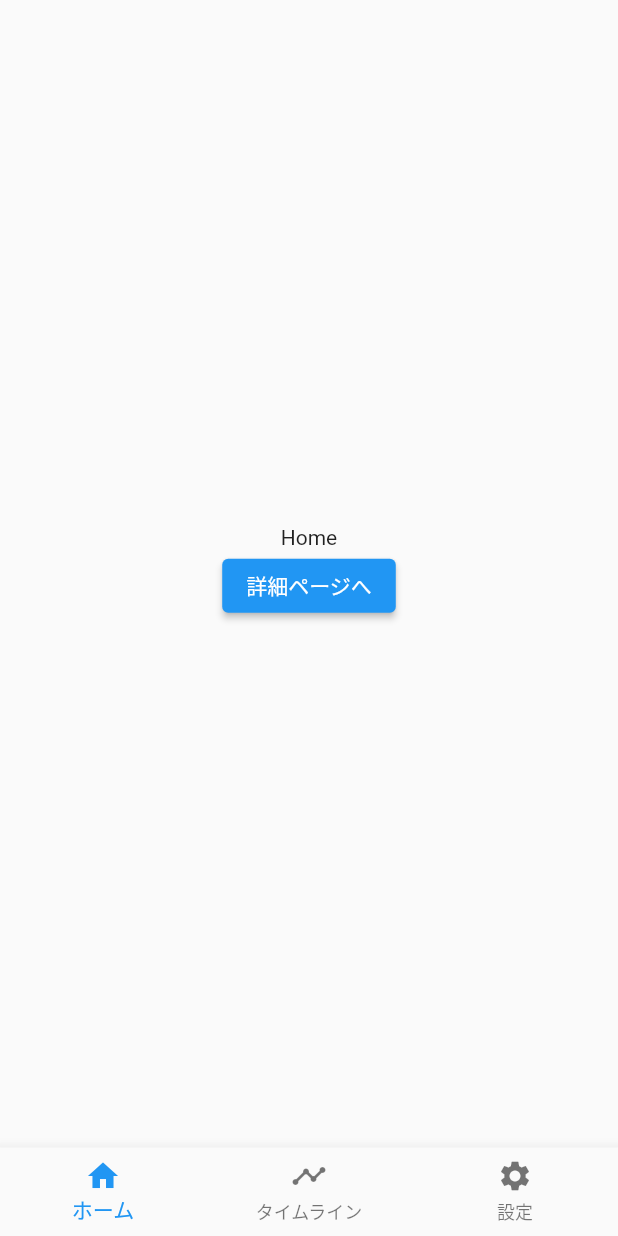
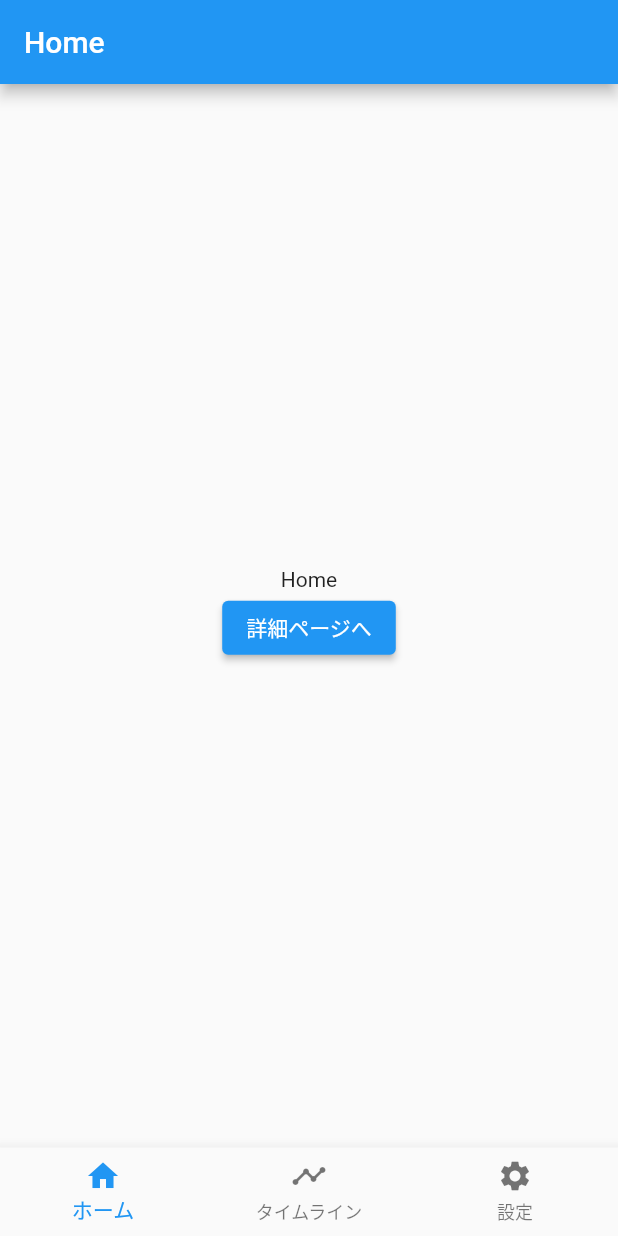
Before and after one commit to DaigoWakabayashi/nested_bottom_navigation_bar, a Flutter app: the screen it shows after launch, on a phone screen of 412 x 824 dp. Run offline on Flutter 3.47's test engine with Material 2 defaults, Android fonts, the phone set to English and light mode, and no system bars; our stand-ins replace flutter_hooks.

Commit message:
各ページに AppBar を実装
# ==================== Emojis ====================
# 🎉  :tada: 初めてのコミット（Initial Commit）
# 🔖  :bookmark: バージョンタグ（Version Tag）
# ✨  :sparkles: 新機能（New Feature）
# 🐛  :bug: バグ修正（Bagfix）
# ♻️  :recycle: リファクタリング(Refactoring)
# 📚  :books: ドキュメント（Documentation）
# 🎨  :art: デザインUI/UX(Accessibility)
# 🐎  :horse: パフォーマンス（Performance）
# 🔧  :wrench: ツール（Tooling）
# 🚨  :rotating_light: テスト（Tests）
# 💩  :hankey: 非推奨追加（Deprecation）
# 🗑️  :wastebasket: 削除（Removal）
# 🚧  :construction: WIP(Work In Progress)

# ==================== Format ====================
# :emoji: Subject
#
# Commit body...

```diff
--- a/lib/pages/base_page.dart
+++ b/lib/pages/base_page.dart
@@ -2,7 +2,6 @@ import 'package:flutter/material.dart';
 import 'package:flutter_hooks/flutter_hooks.dart';
 import 'package:nested_bottom_navigation_bar/enums/tab_item.dart';
 
-/// 各ページの Navigator の状態
 final navigatorKeys = <TabItem, GlobalKey<NavigatorState>>{
   TabItem.home: GlobalKey<NavigatorState>(),
   TabItem.timeline: GlobalKey<NavigatorState>(),
--- a/lib/pages/detail_page.dart
+++ b/lib/pages/detail_page.dart
@@ -5,8 +5,9 @@ class DetailPage extends StatelessWidget {
 
   @override
   Widget build(BuildContext context) {
-    return const Scaffold(
-      body: Center(
+    return Scaffold(
+      appBar: AppBar(),
+      body: const Center(
         child: Text('詳細ページ'),
       ),
     );
--- a/lib/pages/home_page.dart
+++ b/lib/pages/home_page.dart
@@ -7,6 +7,7 @@ class HomePage extends StatelessWidget {
   @override
   Widget build(BuildContext context) {
     return Scaffold(
+      appBar: AppBar(title: const Text('Home')),
       body: Center(
         child: Column(
           mainAxisAlignment: MainAxisAlignment.center,
--- a/lib/pages/settings_page.dart
+++ b/lib/pages/settings_page.dart
@@ -7,6 +7,7 @@ class SettingsPage extends StatelessWidget {
   @override
   Widget build(BuildContext context) {
     return Scaffold(
+      appBar: AppBar(title: const Text('Settings')),
       body: Center(
         child: Column(
           mainAxisAlignment: MainAxisAlignment.center,
--- a/lib/pages/timeline_page.dart
+++ b/lib/pages/timeline_page.dart
@@ -7,6 +7,7 @@ class TimelinePage extends StatelessWidget {
   @override
   Widget build(BuildContext context) {
     return Scaffold(
+      appBar: AppBar(title: const Text('Timeline')),
       body: Center(
         child: Column(
           mainAxisAlignment: MainAxisAlignment.center,
```
